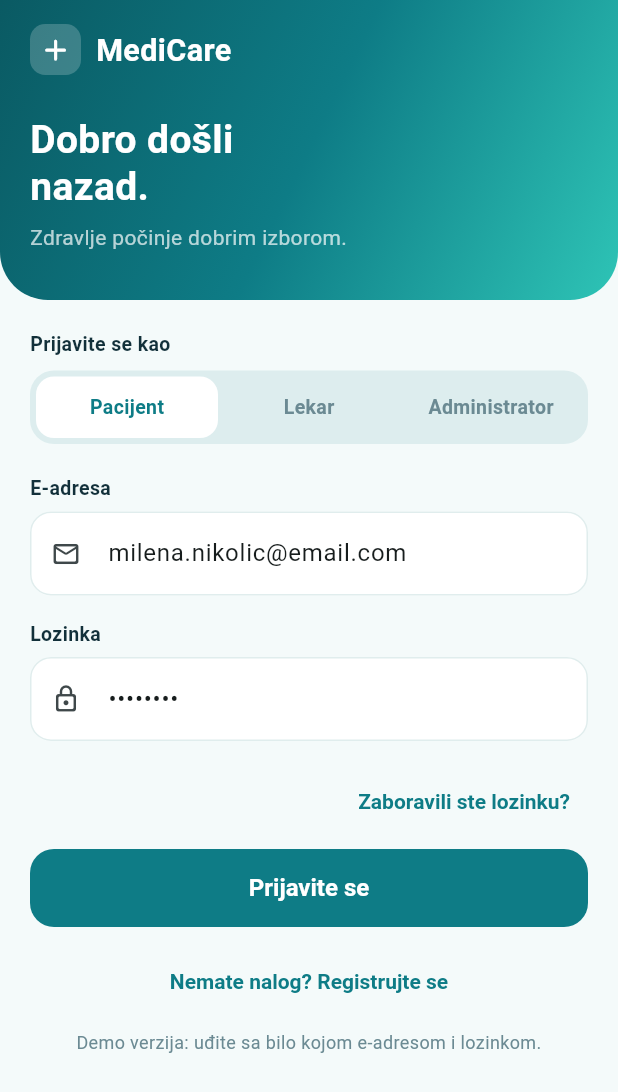
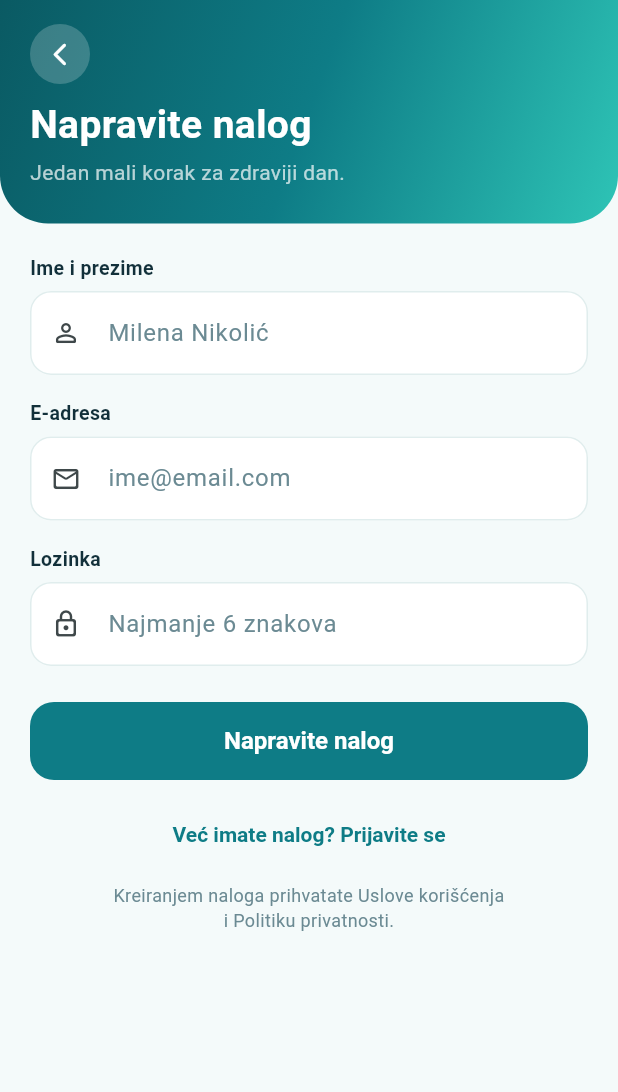
Before and after one commit to AnaDzanic/MediCare, a Flutter app: the LoginScreen screen opened directly, after a tap on "Nemate nalog? Registrujte se", on a phone screen of 412 x 824 dp. Shown: the top 1092 px of the screen. Run offline on Flutter 3.47's test engine with Material 3 defaults, Android fonts, the phone set to English and light mode, and no system bars.

Commit message:
Dodati ekrani za registraciju i zaboravljenu lozinku i poezani sa prijavom; dopunjene boje

```diff
--- a/lib/consts/app_colors.dart
+++ b/lib/consts/app_colors.dart
@@ -10,6 +10,7 @@ class AppColors {
   static const Color textMuted = Color(0xFF6B8A93);
   static const Color border = Color(0xFFE0EDED);
   static const Color success = Color(0xFF34C38F);
+  static const Color successSoft = Color(0x1F34C38F);
   static const Color warning = Color(0xFFFF6B5E);
   static const Color primarySoft = Color(0x1A0E7C86);
   static const Color white70 = Color(0xB3FFFFFF);
--- a/lib/screens/login_screen.dart
+++ b/lib/screens/login_screen.dart
@@ -1,5 +1,7 @@
 import 'package:flutter/material.dart';
 
+import 'forgot_password_screen.dart';
+import 'register_screen.dart';
 import '../data/mock_data.dart';
 import '../models/app_user.dart';
 import '../consts/app_colors.dart';
@@ -103,7 +105,13 @@ class _LoginScreenState extends State<LoginScreen> {
                 Align(
                   alignment: Alignment.centerRight,
                   child: TextButton(
-                    onPressed: () {},
+                    onPressed: () {
+                      Navigator.of(context).push(
+                        MaterialPageRoute(
+                          builder: (_) => const ForgotPasswordScreen(),
+                        ),
+                      );
+                    },
                     child: const Text('Zaboravili ste lozinku?'),
                   ),
                 ),
@@ -115,7 +123,13 @@ class _LoginScreenState extends State<LoginScreen> {
                 const SizedBox(height: 12),
                 Center(
                   child: TextButton(
-                    onPressed: () {},
+                    onPressed: () {
+                      Navigator.of(context).push(
+                        MaterialPageRoute(
+                          builder: (_) => const RegisterScreen(),
+                        ),
+                      );
+                    },
                     child: const Text('Nemate nalog? Registrujte se'),
                   ),
                 ),
--- /dev/null
+++ b/lib/screens/register_screen.dart
@@ -0,0 +1,113 @@
+import 'package:flutter/material.dart';
+
+import '../consts/app_colors.dart';
+import '../widgets/app_text_field.dart';
+import '../widgets/page_header.dart';
+
+class RegisterScreen extends StatefulWidget {
+  const RegisterScreen({super.key});
+
+  @override
+  State<RegisterScreen> createState() => _RegisterScreenState();
+}
+
+class _RegisterScreenState extends State<RegisterScreen> {
+  final TextEditingController _nameController = TextEditingController();
+  final TextEditingController _emailController = TextEditingController();
+  final TextEditingController _passwordController = TextEditingController();
+
+  @override
+  void dispose() {
+    _nameController.dispose();
+    _emailController.dispose();
+    _passwordController.dispose();
+    super.dispose();
+  }
+
+  void _register() {
+    final name = _nameController.text.trim();
+    final email = _emailController.text.trim();
+    final password = _passwordController.text;
+
+    if (name.isEmpty || email.isEmpty || password.isEmpty) {
+      ScaffoldMessenger.of(context)
+          .showSnackBar(const SnackBar(content: Text('Popunite sva polja.')));
+      return;
+    }
+    if (password.length < 6) {
+      ScaffoldMessenger.of(context).showSnackBar(
+        const SnackBar(content: Text('Lozinka mora imati bar 6 znakova.')),
+      );
+      return;
+    }
+
+    ScaffoldMessenger.of(context).showSnackBar(
+      const SnackBar(content: Text('Nalog je napravljen. Sada se prijavite.')),
+    );
+    Navigator.of(context).pop();
+  }
+
+  @override
+  Widget build(BuildContext context) {
+    return Scaffold(
+      body: ListView(
+        padding: EdgeInsets.zero,
+        children: [
+          const PageHeader(
+            title: 'Napravite nalog',
+            subtitle: 'Jedan mali korak za zdraviji dan.',
+            showBack: true,
+          ),
+          Padding(
+            padding: const EdgeInsets.all(20),
+            child: Column(
+              crossAxisAlignment: CrossAxisAlignment.start,
+              children: [
+                AppTextField(
+                  label: 'Ime i prezime',
+                  hint: 'Milena Nikolić',
+                  icon: Icons.person_outline_rounded,
+                  controller: _nameController,
+                ),
+                AppTextField(
+                  label: 'E-adresa',
+                  hint: 'ime@email.com',
+                  icon: Icons.mail_outline_rounded,
+                  controller: _emailController,
+                  keyboardType: TextInputType.emailAddress,
+                ),
+                AppTextField(
+                  label: 'Lozinka',
+                  hint: 'Najmanje 6 znakova',
+                  icon: Icons.lock_outline_rounded,
+                  obscure: true,
+                  controller: _passwordController,
+                ),
+                const SizedBox(height: 8),
+                ElevatedButton(
+                  onPressed: _register,
+                  child: const Text('Napravite nalog'),
+                ),
+                const SizedBox(height: 12),
+                Center(
+                  child: TextButton(
+                    onPressed: () => Navigator.of(context).pop(),
+                    child: const Text('Već imate nalog? Prijavite se'),
+                  ),
+                ),
+                const SizedBox(height: 8),
+                const Center(
+                  child: Text(
+                    'Kreiranjem naloga prihvatate Uslove korišćenja\ni Politiku privatnosti.',
+                    textAlign: TextAlign.center,
+                    style: TextStyle(fontSize: 12, color: AppColors.textMuted),
+                  ),
+                ),
+              ],
+            ),
+          ),
+        ],
+      ),
+    );
+  }
+}
```
Also changed, not shown: lib/screens/forgot_password_screen.dart (added, +104 -0 lines).
